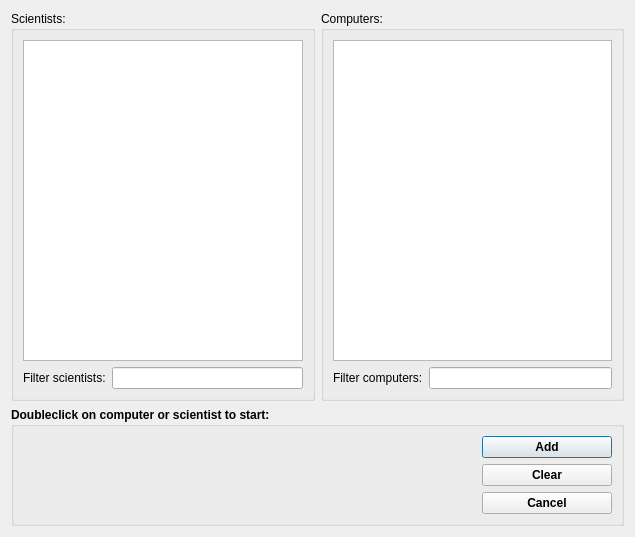
This is ui/addrelationdialog.ui in orriaxels/Hopur42 as Qt 5 draws it before an edit. The edited form follows.
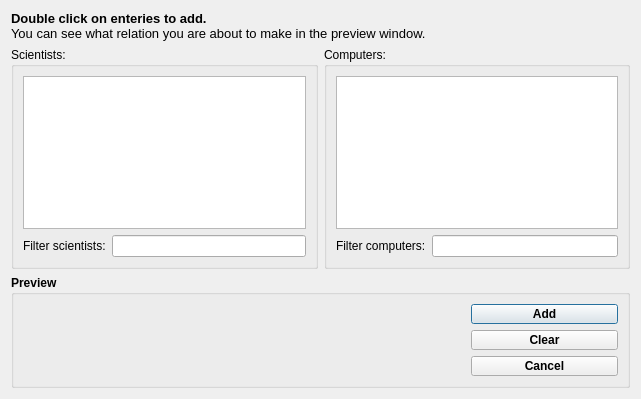
This is the edited form.

Commit message: add relation kodi yfirfarinn og lagaður

Diff of the .ui file:
```diff
--- a/ui/addrelationdialog.ui
+++ b/ui/addrelationdialog.ui
@@ -6,8 +6,8 @@
    <rect>
     <x>0</x>
     <y>0</y>
-    <width>635</width>
-    <height>537</height>
+    <width>641</width>
+    <height>399</height>
    </rect>
   </property>
   <property name="windowTitle">
@@ -16,7 +16,23 @@
   <property name="modal">
    <bool>false</bool>
   </property>
-  <layout class="QGridLayout" name="gridLayout_4">
+  <layout class="QGridLayout" name="gridLayout_4" rowstretch="1,20,1">
+   <item row="0" column="0" colspan="2">
+    <widget class="QLabel" name="label">
+     <property name="font">
+      <font>
+       <pointsize>10</pointsize>
+      </font>
+     </property>
+     <property name="text">
+      <string> &lt;b&gt;Double click on enteries to add. &lt;/b&gt; &lt;br&gt;
+ You can see what relation you are about to make in the preview window. </string>
+     </property>
+     <property name="wordWrap">
+      <bool>true</bool>
+     </property>
+    </widget>
+   </item>
    <item row="1" column="0">
     <widget class="QGroupBox" name="scientistBox">
      <property name="title">
@@ -197,34 +213,9 @@
       </font>
      </property>
      <property name="title">
-      <string>Doubleclick on computer or scientist to start:</string>
+      <string>Preview</string>
      </property>
-     <layout class="QGridLayout" name="gridLayout" rowstretch="0" columnstretch="7,2">
-      <item row="0" column="1">
-       <layout class="QVBoxLayout" name="verticalLayout_3" stretch="0,0,0">
-        <item>
-         <widget class="QPushButton" name="buttonAdd">
-          <property name="text">
-           <string>Add</string>
-          </property>
-         </widget>
-        </item>
-        <item>
-         <widget class="QPushButton" name="buttonClear">
-          <property name="text">
-           <string>Clear</string>
-          </property>
-         </widget>
-        </item>
-        <item>
-         <widget class="QPushButton" name="buttonCancel">
-          <property name="text">
-           <string>Cancel</string>
-          </property>
-         </widget>
-        </item>
-       </layout>
-      </item>
+     <layout class="QGridLayout" name="gridLayout" columnstretch="3,1">
       <item row="0" column="0">
        <widget class="QLabel" name="lableTobeGrouped">
         <property name="font">
@@ -236,13 +227,56 @@
          <string/>
         </property>
         <property name="alignment">
-         <set>Qt::AlignLeading|Qt::AlignLeft|Qt::AlignTop</set>
+         <set>Qt::AlignCenter</set>
         </property>
         <property name="wordWrap">
          <bool>true</bool>
         </property>
        </widget>
       </item>
+      <item row="0" column="1">
+       <layout class="QVBoxLayout" name="verticalLayout_3" stretch="0,0,0">
+        <item>
+         <widget class="QPushButton" name="buttonAdd">
+          <property name="minimumSize">
+           <size>
+            <width>0</width>
+            <height>20</height>
+           </size>
+          </property>
+          <property name="text">
+           <string>Add</string>
+          </property>
+         </widget>
+        </item>
+        <item>
+         <widget class="QPushButton" name="buttonClear">
+          <property name="minimumSize">
+           <size>
+            <width>0</width>
+            <height>20</height>
+           </size>
+          </property>
+          <property name="text">
+           <string>Clear</string>
+          </property>
+         </widget>
+        </item>
+        <item>
+         <widget class="QPushButton" name="buttonCancel">
+          <property name="minimumSize">
+           <size>
+            <width>0</width>
+            <height>20</height>
+           </size>
+          </property>
+          <property name="text">
+           <string>Cancel</string>
+          </property>
+         </widget>
+        </item>
+       </layout>
+      </item>
      </layout>
     </widget>
    </item>
```
Left out of the diff: 13 changed lines with no effect on the pictures. The commit also changes 5 other files.
